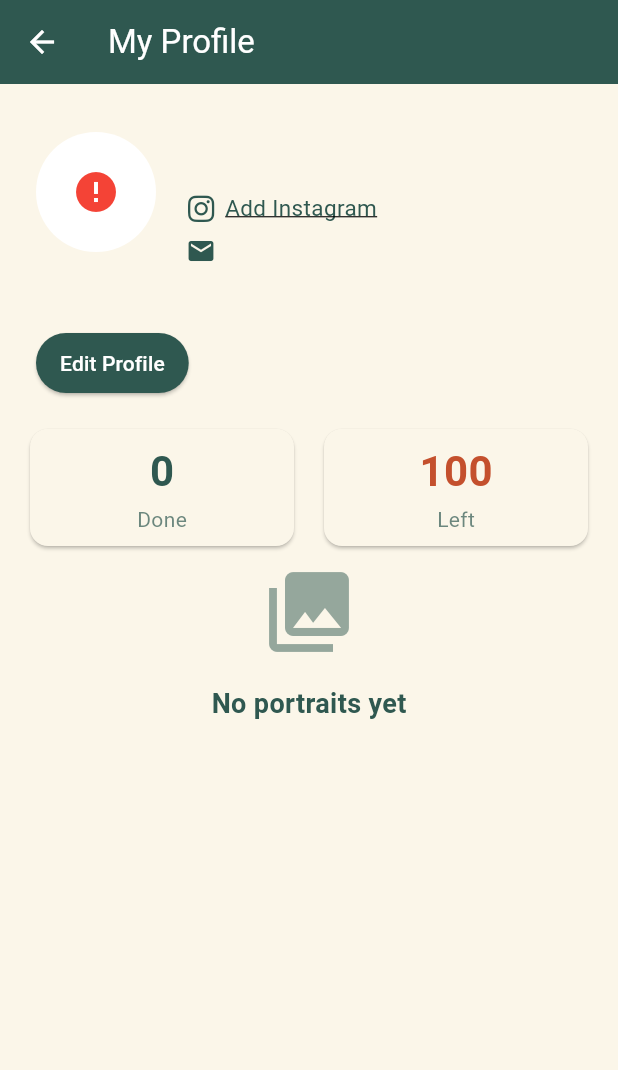
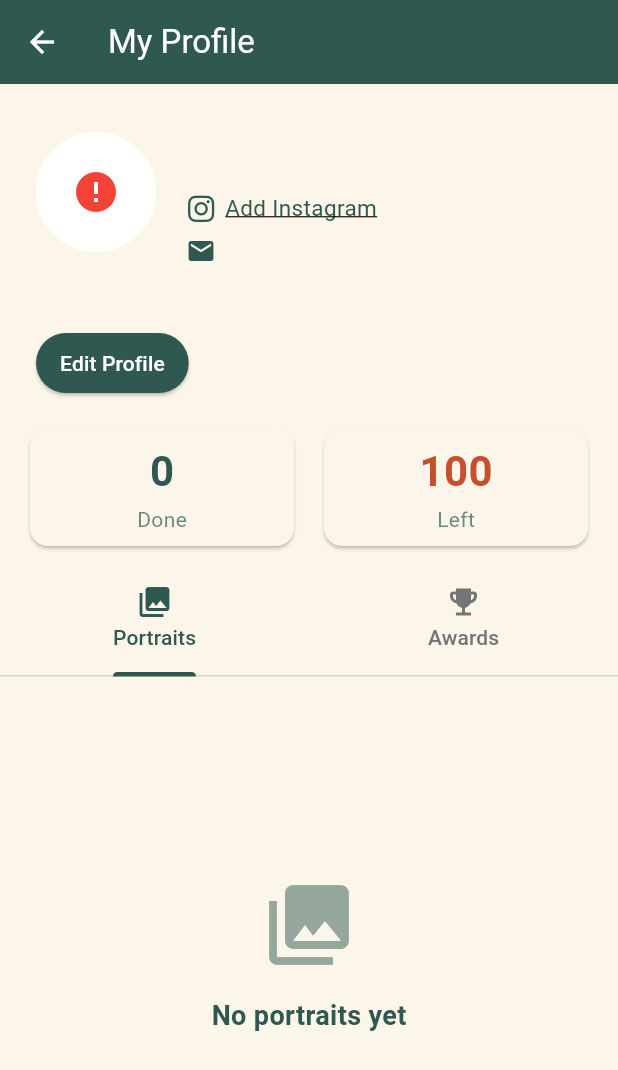
Before and after one commit to starogre/hundredheadssociety, a Flutter app: the ProfileScreen screen opened directly with empty values, on a phone screen of 412 x 824 dp. Shown: the top 1070 px of the screen. Run offline on Flutter 3.47's test engine with Material 3 defaults, Android fonts, the light colour scheme and no system bars; drawn by our look-alikes of cached_network_image; our stand-ins replace cloud_firestore, cloud_functions, firebase_auth, firebase_core, firebase_messaging, firebase_storage and 5 more; missing offline and left inert: app_settings, photo_manager, photo_manager_image_provider; accounts and stored records are empty; network calls fail.

Commit message:
Add tab structure to profile screen with Portraits and Awards tabs

```diff
--- a/lib/screens/profile_screen.dart
+++ b/lib/screens/profile_screen.dart
@@ -13,6 +13,7 @@ import 'dart:io';
 import '../widgets/profile_image_picker_dialog.dart';
 import '../theme/app_theme.dart';
 import '../widgets/portrait_details_dialog.dart';
+import '../widgets/awards_tab.dart';
 
 import 'package:url_launcher/url_launcher.dart';
 
@@ -28,7 +29,7 @@ class ProfileScreen extends StatefulWidget {
   State<ProfileScreen> createState() => _ProfileScreenState();
 }
 
-class _ProfileScreenState extends State<ProfileScreen> {
+class _ProfileScreenState extends State<ProfileScreen> with SingleTickerProviderStateMixin {
   final UserService _userService = UserService();
   UserModel? _userData;
   final ImagePicker _picker = ImagePicker();
@@ -36,11 +37,19 @@ class _ProfileScreenState extends State<ProfileScreen> {
   bool _isUpdatingProfileImage = false;
   int _imageRefreshKey = 0;
   bool _justSubmittedUpgradeRequest = false;
+  late TabController _tabController;
 
   @override
   void initState() {
     super.initState();
+    _tabController = TabController(length: 2, vsync: this);
     _loadUserData();
+  }
+
+  @override
+  void dispose() {
+    _tabController.dispose();
+    super.dispose();
   }
 
   Future<void> _loadUserData() async {
@@ -711,36 +720,63 @@ class _ProfileScreenState extends State<ProfileScreen> {
                   },
                 ),
 
-                // Portraits Grid (only show for artists or when viewing own profile)
+                // Tabs Section (only show for artists or when viewing own profile)
                 Consumer<AuthProvider>(
                   builder: (context, authProvider, child) {
                     final currentUser = authProvider.currentUser;
                     final isOwnProfile = currentUser?.uid == widget.userId;
                     final isArtist = _userData?.isArtist ?? false;
 
-                    // Only show portraits for artists or when viewing own profile
+                    // Only show tabs for artists or when viewing own profile
                     if (!isArtist && !isOwnProfile) {
                       return const SliverToBoxAdapter(child: SizedBox.shrink());
                     }
 
-                    return Consumer<PortraitProvider>(
+                    return SliverFillRemaining(
+                      child: Column(
+                        children: [
+                          // Tab Bar
+                          Container(
+                            color: AppColors.cream,
+                            child: TabBar(
+                              controller: _tabController,
+                              labelColor: AppColors.forestGreen,
+                              unselectedLabelColor: Colors.grey.shade600,
+                              indicatorColor: AppColors.forestGreen,
+                              indicatorWeight: 3,
+                              dividerColor: AppColors.forestGreen.withValues(alpha: 0.2),
+                              tabs: const [
+                                Tab(
+                                  icon: Icon(Icons.photo_library),
+                                  text: 'Portraits',
+                                ),
+                                Tab(
+                                  icon: Icon(Icons.emoji_events),
+                                  text: 'Awards',
+                                ),
+                              ],
+                            ),
+                          ),
+                          // Tab Bar View
+                          Expanded(
+                            child: TabBarView(
+                              controller: _tabController,
+                              children: [
+                                // Portraits Tab
+                                Consumer<PortraitProvider>(
                                   builder: (context, portraitProvider, child) {
                                     return StreamBuilder<List<PortraitModel>>(
                                       stream: portraitProvider.getUserPortraitsReversed(widget.userId),
                                       builder: (context, snapshot) {
                                         if (snapshot.hasError) {
-                              return SliverToBoxAdapter(
-                                child: Center(
+                                          return Center(
                                             child: Text('Error: ${snapshot.error}'),
-                                ),
                                           );
                                         }
 
                                         if (!snapshot.hasData) {
-                              return const SliverToBoxAdapter(
-                                child: Center(
+                                          return const Center(
                                             child: CircularProgressIndicator(),
-                                ),
                                           );
                                         }
 
@@ -748,8 +784,7 @@ class _ProfileScreenState extends State<ProfileScreen> {
                                         _lastPortraitCount = portraits.length;
 
                                         if (portraits.isEmpty) {
-                              return SliverToBoxAdapter(
-                                child: Center(
+                                          return Center(
                                             child: Column(
                                               mainAxisAlignment: MainAxisAlignment.center,
                                               children: [
@@ -769,21 +804,19 @@ class _ProfileScreenState extends State<ProfileScreen> {
                                                 ),
                                               ],
                                             ),
-                                ),
                                           );
                                         }
 
-                            return SliverPadding(
+                                        return GridView.builder(
                                           padding: const EdgeInsets.all(16),
-                              sliver: SliverGrid(
                                           gridDelegate: const SliverGridDelegateWithFixedCrossAxisCount(
                                             crossAxisCount: 2,
                                             mainAxisSpacing: 16,
                                             crossAxisSpacing: 16,
                                             childAspectRatio: 1,
                                           ),
-                                delegate: SliverChildBuilderDelegate(
-                                  (context, index) {
+                                          itemCount: portraits.length,
+                                          itemBuilder: (context, index) {
                                             final portrait = portraits[index];
                                             return GestureDetector(
                                               onTap: () {
@@ -818,13 +851,24 @@ class _ProfileScreenState extends State<ProfileScreen> {
                                               ),
                                             );
                                           },
-                                  childCount: portraits.length,
-                                ),
-                              ),
                                         );
                                       },
                                     );
                                   },
+                                ),
+                                // Awards Tab
+                                SingleChildScrollView(
+                                  padding: const EdgeInsets.all(16),
+                                  child: AwardsTab(
+                                    userId: widget.userId,
+                                    isOwnProfile: isOwnProfile,
+                                  ),
+                                ),
+                              ],
+                            ),
+                          ),
+                        ],
+                      ),
                     );
                   },
                 ),
```
Also changed, not shown: lib/services/award_cache_service.dart (added, +53 -0 lines), lib/widgets/awards_tab.dart (added, +356 -0 lines). Lines whose indentation alone changed are shown as unchanged.
